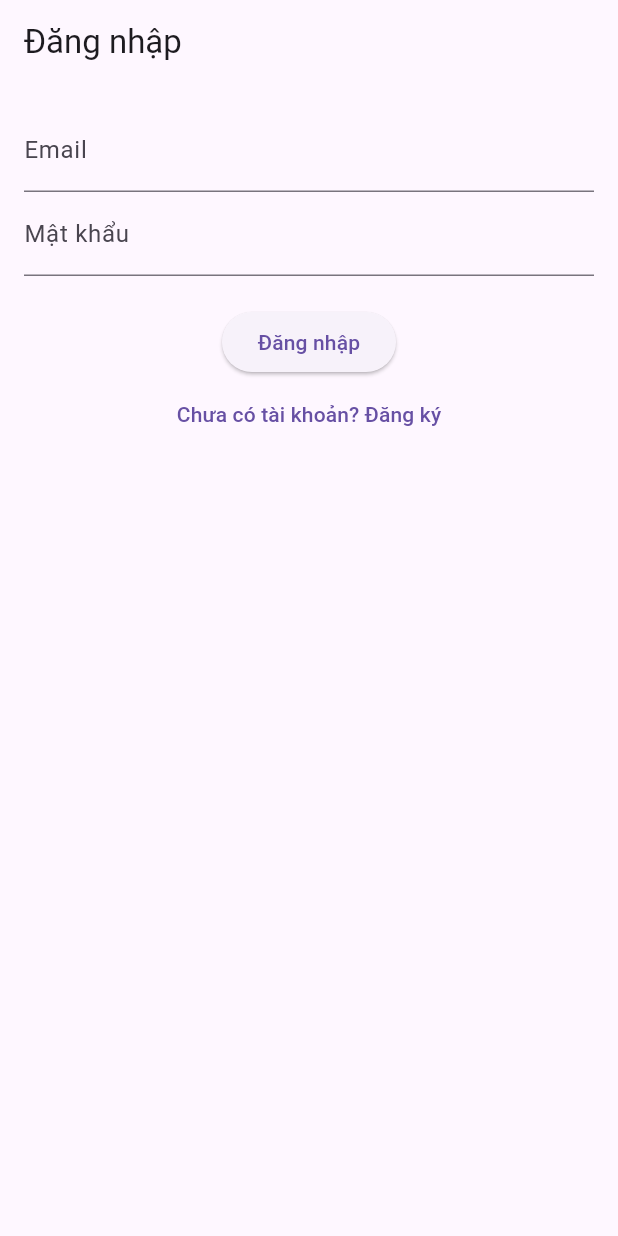
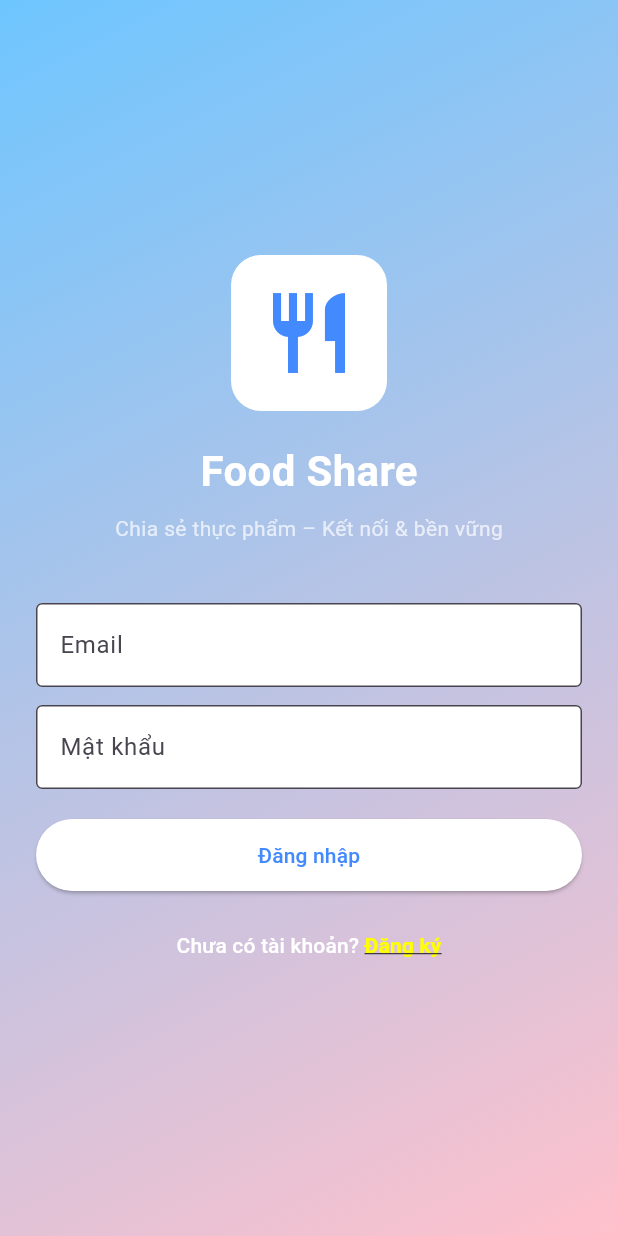
Before and after one commit to DanhBNg/Food-Share-App, a Flutter app: the screen it shows after launch, on a phone screen of 412 x 824 dp. Run offline on Flutter 3.47's test engine with Material 3 defaults, Android fonts, the phone set to English and light mode, and no system bars; our stand-ins replace firebase_auth, firebase_core; accounts and stored records are empty.

Commit message:
Update UI login_screen
Chỉnh cho UI đẹp về sau sẽ làm thêm đăng nhập bằng gg, fb

```diff
--- a/lib/screens/login_screen.dart
+++ b/lib/screens/login_screen.dart
@@ -1,6 +1,7 @@
 import 'package:flutter/material.dart';
 import '../services/auth_service.dart';
 import 'register_screen.dart';
+import 'home_screen.dart';
 
 class LoginScreen extends StatefulWidget {
   const LoginScreen({super.key});
@@ -14,51 +15,172 @@ class _LoginScreenState extends State<LoginScreen> {
   final passwordController = TextEditingController();
   final AuthService _authService = AuthService();
 
+  bool isLoading = false;
+
   void login() async {
+    setState(() => isLoading = true);
+
     final user = await _authService.login(
       emailController.text.trim(),
       passwordController.text.trim(),
     );
 
+    setState(() => isLoading = false);
+
+    if (!mounted) return;
+
     if (user == null) {
       ScaffoldMessenger.of(context).showSnackBar(
-        const SnackBar(content: Text('Đăng nhập thất bại')),
+        const SnackBar(
+          content: Text('Đăng nhập thất bại. Kiểm tra lại email/mật khẩu'),
+        ),
+      );
+    } else {
+      Navigator.pushReplacement(
+        context,
+        MaterialPageRoute(builder: (_) => const HomeScreen()),
       );
     }
   }
 
   @override
+  void dispose() {
+    emailController.dispose();
+    passwordController.dispose();
+    super.dispose();
+  }
+
+  @override
   Widget build(BuildContext context) {
     return Scaffold(
-      appBar: AppBar(title: const Text('Đăng nhập')),
-      body: Padding(
-        padding: const EdgeInsets.all(16),
+      resizeToAvoidBottomInset: true,
+      body: Container(
+        width: double.infinity,
+        height: double.infinity,
+        decoration: const BoxDecoration(
+          gradient: LinearGradient(
+            colors: [
+              Color(0xFF6EC6FF), // xanh nước biển
+              Color(0xFFFFC1CC), // hồng nhạt
+            ],
+            begin: Alignment.topLeft,
+            end: Alignment.bottomRight,
+          ),
+        ),
+        child: Center(
+          child: SingleChildScrollView(
+            padding: const EdgeInsets.all(24),
             child: Column(
+              mainAxisSize: MainAxisSize.min,
               children: [
+                // LOGO
+                Container(
+                  padding: const EdgeInsets.all(20),
+                  decoration: BoxDecoration(
+                    color: Colors.white,
+                    borderRadius: BorderRadius.circular(20),
+                  ),
+                  child: const Icon(
+                    Icons.restaurant,
+                    size: 64,
+                    color: Colors.blueAccent,
+                  ),
+                ),
+
+                const SizedBox(height: 20),
+
+                const Text(
+                  'Food Share',
+                  style: TextStyle(
+                    fontSize: 28,
+                    fontWeight: FontWeight.bold,
+                    color: Colors.white,
+                  ),
+                ),
+
+                const SizedBox(height: 8),
+
+                const Text(
+                  'Chia sẻ thực phẩm – Kết nối & bền vững',
+                  style: TextStyle(
+                    color: Colors.white70,
+                    fontSize: 14,
+                  ),
+                ),
+
+                const SizedBox(height: 40),
+
                 TextField(
                   controller: emailController,
-              decoration: const InputDecoration(labelText: 'Email'),
+                  decoration: const InputDecoration(
+                    filled: true,
+                    fillColor: Colors.white,
+                    labelText: 'Email',
+                    border: OutlineInputBorder(),
                   ),
+                ),
+
+                const SizedBox(height: 12),
+
                 TextField(
                   controller: passwordController,
-              decoration: const InputDecoration(labelText: 'Mật khẩu'),
+                  decoration: const InputDecoration(
+                    filled: true,
+                    fillColor: Colors.white,
+                    labelText: 'Mật khẩu',
+                    border: OutlineInputBorder(),
+                  ),
                   obscureText: true,
                 ),
+
                 const SizedBox(height: 20),
-            ElevatedButton(
-              onPressed: login,
-              child: const Text('Đăng nhập'),
+
+                SizedBox(
+                  width: double.infinity,
+                  height: 48,
+                  child: ElevatedButton(
+                    onPressed: isLoading ? null : login,
+                    style: ElevatedButton.styleFrom(
+                      backgroundColor: Colors.white,
+                      foregroundColor: Colors.blueAccent,
                     ),
+                    child: isLoading
+                        ? const CircularProgressIndicator()
+                        : const Text('Đăng nhập'),
+                  ),
+                ),
+
+                const SizedBox(height: 12),
+
                 TextButton(
                   onPressed: () {
                     Navigator.push(
                       context,
-                  MaterialPageRoute(builder: (_) => const RegisterScreen()),
+                      MaterialPageRoute(
+                        builder: (_) => const RegisterScreen(),
+                      ),
                     );
                   },
-              child: const Text('Chưa có tài khoản? Đăng ký'),
-            )
+                  child: const Text.rich(
+                    TextSpan(
+                      text: 'Chưa có tài khoản? ',
+                      style: TextStyle(color: Colors.white),
+                      children: [
+                        TextSpan(
+                          text: 'Đăng ký',
+                          style: TextStyle(
+                            color: Colors.yellowAccent,
+                            fontWeight: FontWeight.bold,
+                            decoration: TextDecoration.underline,
+                          ),
+                        ),
                       ],
+                    ),
+                  ),
+                ),
+              ],
+            ),
+          ),
         ),
       ),
     );
```
Lines whose indentation alone changed are shown as unchanged.
